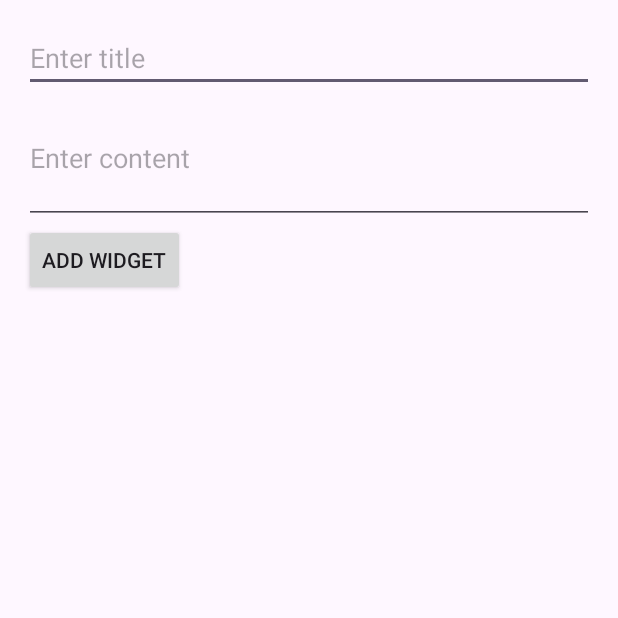
After one commit to khanhnguyen5520/Paint, an Android app: the WidgetConfigActivity screen opened directly, with no data from a screen before it, on a phone screen of 412 x 824 dp, the top half of it. The commit adds this screen. Run offline under Robolectric (Android 15) with nearby library versions, the phone set to English and light mode, and no system bars; 1 statement that could not run was skipped.

Commit message:
Add widget

```diff
--- a/app/src/main/java/com/lutech/myapplication/MainActivity.kt
+++ b/app/src/main/java/com/lutech/myapplication/MainActivity.kt
@@ -4,6 +4,7 @@ import android.Manifest
 import android.annotation.SuppressLint
 import android.app.Activity
 import android.app.Dialog
+import android.appwidget.AppWidgetManager
 import android.content.Intent
 import android.content.pm.PackageManager
 import android.content.res.ColorStateList
@@ -120,6 +121,11 @@ class MainActivity : AppCompatActivity() {
             drawingView.saveCanvasToFile()
         }
 
+        binding.addWidget.setOnClickListener {
+            val intent = Intent(this, WidgetConfigActivity::class.java)
+            intent.putExtra(AppWidgetManager.EXTRA_APPWIDGET_ID, AppWidgetManager.INVALID_APPWIDGET_ID)
+            startActivity(intent)
+        }
     }
 
     private fun showColorPenPopup(alpha: Int) {
--- /dev/null
+++ b/app/src/main/java/com/lutech/myapplication/WidgetConfigActivity.kt
@@ -0,0 +1,51 @@
+package com.lutech.myapplication
+
+import android.app.Activity
+import android.appwidget.AppWidgetManager
+import android.content.Context
+import android.content.Intent
+import android.os.Bundle
+import android.widget.Button
+import android.widget.EditText
+
+class WidgetConfigActivity : Activity() {
+    private var appWidgetId = AppWidgetManager.INVALID_APPWIDGET_ID
+
+    override fun onCreate(savedInstanceState: Bundle?) {
+        super.onCreate(savedInstanceState)
+        setContentView(R.layout.activity_widget_config)
+
+        setResult(RESULT_CANCELED)
+
+        val intent = intent
+        val extras = intent.extras
+        if (extras != null) {
+            appWidgetId = extras.getInt(AppWidgetManager.EXTRA_APPWIDGET_ID, AppWidgetManager.INVALID_APPWIDGET_ID)
+        }
+
+        if (appWidgetId == AppWidgetManager.INVALID_APPWIDGET_ID) {
+            finish()
+            return
+        }
+
+        val titleEditText = findViewById<EditText>(R.id.edit_widget_title)
+        val contentEditText = findViewById<EditText>(R.id.edit_widget_content)
+        val addButton = findViewById<Button>(R.id.add_widget_button)
+
+        addButton.setOnClickListener {
+            val prefs = getSharedPreferences("WidgetPrefs", Context.MODE_PRIVATE).edit()
+            prefs.putString("title_$appWidgetId", titleEditText.text.toString())
+            prefs.putString("content_$appWidgetId", contentEditText.text.toString())
+            prefs.apply()
+
+            val appWidgetManager = AppWidgetManager.getInstance(this)
+            NoteWidgetProvider.updateAppWidget(this, appWidgetManager, appWidgetId)
+
+            val resultValue = Intent().apply {
+                putExtra(AppWidgetManager.EXTRA_APPWIDGET_ID, appWidgetId)
+            }
+            setResult(RESULT_OK, resultValue)
+            finish()
+        }
+    }
+}
--- a/app/src/main/res/layout/activity_main.xml
+++ b/app/src/main/res/layout/activity_main.xml
@@ -15,6 +15,12 @@
             android:layout_height="wrap_content"
             android:layout_marginEnd="20dp"
             android:background="@drawable/done" />
+
+        <Button
+            android:id="@+id/addWidget"
+            android:layout_width="wrap_content"
+            android:layout_height="wrap_content"
+            android:text="Add Widget" />
 
         <ImageButton
             android:id="@+id/btnUndo"
--- /dev/null
+++ b/app/src/main/res/layout/activity_widget_config.xml
@@ -0,0 +1,27 @@
+<?xml version="1.0" encoding="utf-8"?>
+<LinearLayout xmlns:android="http://schemas.android.com/apk/res/android"
+    android:layout_width="match_parent"
+    android:layout_height="match_parent"
+    android:orientation="vertical"
+    android:padding="16dp">
+
+    <EditText
+        android:id="@+id/edit_widget_title"
+        android:layout_width="match_parent"
+        android:layout_height="wrap_content"
+        android:hint="Enter title" />
+
+    <EditText
+        android:id="@+id/edit_widget_content"
+        android:layout_width="match_parent"
+        android:layout_height="wrap_content"
+        android:hint="Enter content"
+        android:inputType="textMultiLine"
+        android:minLines="3" />
+
+    <Button
+        android:id="@+id/add_widget_button"
+        android:layout_width="wrap_content"
+        android:layout_height="wrap_content"
+        android:text="Add Widget" />
+</LinearLayout>
```
Also changed, not shown: app/src/main/AndroidManifest.xml (+20 -0 lines), app/src/main/java/com/lutech/myapplication/NoteWidgetProvider.kt (added, +46 -0 lines), app/src/main/res/layout/widget_note.xml (added, +25 -0 lines), app/src/main/res/xml/note_widget_info.xml (added, +10 -0 lines).
